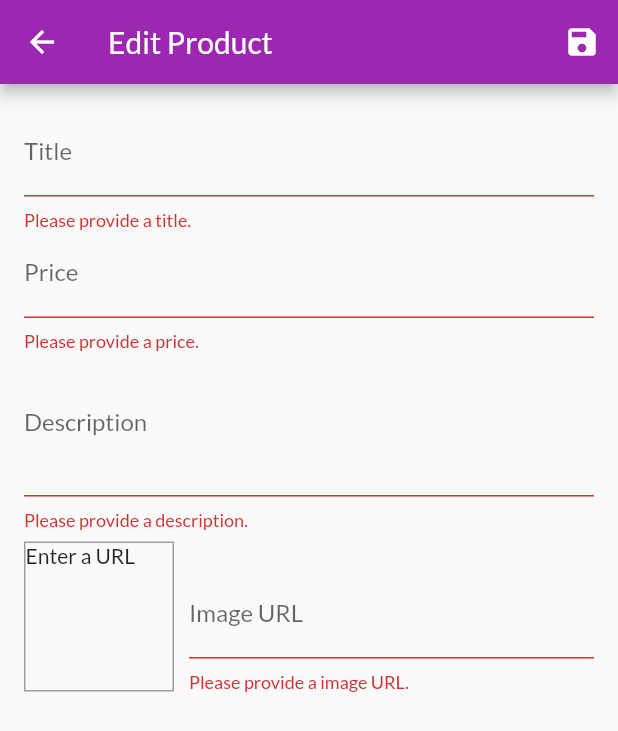
After one commit to juanpradon/shop_v2, a Flutter app: the EditProductScreen screen opened by its route, after a tap on the "save" icon, on a phone screen of 412 x 824 dp. The commit adds this screen. Shown: the top 731 px of the screen. Run offline on Flutter 3.47's test engine with Material 2 defaults, Android fonts, the phone set to English and light mode, and no system bars; network calls fail.

Commit message:
cambios finales de la unidad

```diff
--- a/lib/main.dart
+++ b/lib/main.dart
@@ -4,9 +4,11 @@
 import 'providers/orders.dart';
 import 'providers/products.dart';
 import 'screens/cart_screen.dart';
+import 'screens/edit_product_screen.dart';
 import 'screens/orders_screen.dart';
 import 'screens/product_detail_screen.dart';
 import 'screens/products_overview_screeen.dart';
+import 'screens/user_products_screen.dart';
 
 void main() {
   runApp(const MyApp());
@@ -43,6 +45,8 @@
           ProductDetailScreen.routeName: (ctx) => const ProductDetailScreen(),
           CartScreen.routeName: (ctx) => const CartScreen(),
           OrdersScreen.routeName: (ctx) => const OrdersScreen(),
+          UserProductsScreen.routeName: (ctx) => const UserProductsScreen(),
+          EditProductScreen.routeName: (ctx) => const EditProductScreen(),
         },
       ),
     );
--- a/lib/providers/products.dart
+++ b/lib/providers/products.dart
@@ -51,8 +51,33 @@
     return _items.firstWhere((prod) => prod.id == id);
   }
 
-  void addProduct() {
-    //_items.add(value);
+  void addProduct(Product product) {
+    final newProduct = Product(
+      id: DateTime.now().toString(),
+      title: product.title,
+      description: product.description,
+      price: product.price,
+      imageUrl: product.imageUrl,
+    );
+
+    _items.add(newProduct);
+    //_items.insert(0, newProduct);
+    notifyListeners();
+  }
+
+  void updateProduct(String id, Product newProduct) {
+    print(id);
+    final prodIndex = _items.indexWhere((prod) => prod.id == id);
+    if (prodIndex >= 0) {
+      _items[prodIndex] = newProduct;
+      notifyListeners();
+    } else {
+      print('error');
+    }
+  }
+
+  void deleteProduct(String id) {
+    _items.removeWhere((prod) => prod.id == id);
     notifyListeners();
   }
 }
--- /dev/null
+++ b/lib/screens/edit_product_screen.dart
@@ -0,0 +1,297 @@
+import 'package:flutter/material.dart';
+import 'package:provider/provider.dart';
+
+import '../providers/product.dart';
+import '../providers/products.dart';
+
+class EditProductScreen extends StatefulWidget {
+  static const routeName = '/edit-product';
+  const EditProductScreen({super.key});
+
+  @override
+  State<EditProductScreen> createState() => _EditProductScreenState();
+}
+
+class _EditProductScreenState extends State<EditProductScreen> {
+  final _priceFocusNode = FocusNode();
+  final _descriptionFocusNode = FocusNode();
+  final _imageUrlFocusNode = FocusNode();
+
+  final _imageUrlController = TextEditingController();
+
+  final _form = GlobalKey<FormState>();
+
+  var _editedProduct = Product(
+    id: '',
+    title: '',
+    price: 0,
+    description: '',
+    imageUrl: '',
+    isFavorite: false,
+  );
+
+  var _initValues = {
+    'id': '',
+    'title': '',
+    'price': '',
+    'description': '',
+    'imageUrl': '',
+    'isFavorite': '',
+  };
+
+  var _isInit = true;
+
+  @override
+  void dispose() {
+    _imageUrlFocusNode.removeListener(_updateImageUrl);
+    _priceFocusNode.dispose();
+    _descriptionFocusNode.dispose();
+    _imageUrlFocusNode.dispose();
+    _imageUrlController.dispose();
+    super.dispose();
+  }
+
+  @override
+  void initState() {
+    _imageUrlFocusNode.addListener(_updateImageUrl);
+    super.initState();
+  }
+
+  @override
+  void didChangeDependencies() {
+    if (_isInit) {
+      if (ModalRoute.of(context)?.settings.arguments != null) {
+        final productId = ModalRoute.of(context)?.settings.arguments as String;
+        _editedProduct =
+            Provider.of<Products>(context, listen: false).findById(productId);
+
+        _initValues = {
+          'id': _editedProduct.id,
+          'title': _editedProduct.title,
+          'price': _editedProduct.price.toString(),
+          'description': _editedProduct.description,
+          'imageUrl': '',
+          'isFavorite': _editedProduct.isFavorite.toString(),
+        };
+        _imageUrlController.text = _editedProduct.imageUrl;
+      }
+    }
+    _isInit = false;
+    super.didChangeDependencies();
+  }
+
+  void _updateImageUrl() {
+    if (!_imageUrlFocusNode.hasFocus) {
+      print(_imageUrlController.text);
+      if (_imageUrlController == null) return;
+      if (_imageUrlController.text.isEmpty) return;
+      if (!_imageUrlController.text.startsWith('http') &&
+          !_imageUrlController.text.startsWith('https')) {
+        print('not http or https');
+        return;
+      }
+      if (!_imageUrlController.text.endsWith('jpg') &&
+          !_imageUrlController.text.endsWith('jpeg') &&
+          !_imageUrlController.text.endsWith('png')) {
+        print('not jpg, jpeg or png');
+        return;
+      }
+      setState(() {});
+    }
+  }
+
+  void _saveForm() {
+    final isValid = _form.currentState!.validate();
+
+    if (!isValid) {
+      print('Form is not valid!');
+      return;
+    }
+
+    _form.currentState!.save();
+    print('Save form');
+    print(_editedProduct.id);
+    print(_editedProduct.title);
+    print(_editedProduct.price);
+    print(_editedProduct.description);
+    print(_editedProduct.imageUrl);
+    print(_editedProduct.isFavorite);
+
+    if (_editedProduct.id.isEmpty) {
+      print('new product');
+      Provider.of<Products>(context, listen: false).addProduct(_editedProduct);
+    } else {
+      print('update product');
+      Provider.of<Products>(context, listen: false)
+          .updateProduct(_editedProduct.id, _editedProduct);
+    }
+
+    Navigator.of(context).pop();
+  }
+
+  @override
+  Widget build(BuildContext context) {
+    return Scaffold(
+      appBar: AppBar(
+        title: Text('Edit Product'),
+        actions: [
+          IconButton(
+            onPressed: _saveForm,
+            icon: Icon(Icons.save),
+          ),
+        ],
+      ),
+      body: Padding(
+        padding: const EdgeInsets.all(16.0),
+        child: Form(
+          key: _form,
+          child: ListView(children: [
+            TextFormField(
+              initialValue: _initValues['title'],
+              decoration: InputDecoration(labelText: 'Title'),
+              textInputAction: TextInputAction.next,
+              onFieldSubmitted: (_) {
+                FocusScope.of(context).requestFocus(_priceFocusNode);
+              },
+              validator: (value) {
+                if (value == null) return 'Please provide a title.';
+                if (value.isEmpty) return 'Please provide a title.';
+                return null;
+              },
+              onSaved: ((newValue) => _editedProduct = Product(
+                    id: _editedProduct.id,
+                    title: newValue.toString(),
+                    description: _editedProduct.description,
+                    price: _editedProduct.price,
+                    imageUrl: _editedProduct.imageUrl,
+                    isFavorite: _editedProduct.isFavorite,
+                  )),
+            ),
+            TextFormField(
+              initialValue: _initValues['price'],
+              decoration: const InputDecoration(labelText: 'Price'),
+              textInputAction: TextInputAction.next,
+              keyboardType: TextInputType.number,
+              focusNode: _priceFocusNode,
+              onFieldSubmitted: (_) {
+                FocusScope.of(context).requestFocus(_descriptionFocusNode);
+              },
+              validator: (value) {
+                if (value == null) return 'Please provide a price.';
+                if (value.isEmpty) return 'Please provide a price.';
+                if (double.tryParse(value) == null) {
+                  return 'Please enter a valid number.';
+                }
+                if (double.parse(value) <= 0) {
+                  return 'Please enter a number greater than zero.';
+                }
+
+                return null;
+              },
+              onSaved: ((newValue) => _editedProduct = Product(
+                    id: _editedProduct.id,
+                    title: _editedProduct.title,
+                    description: _editedProduct.description,
+                    price: double.parse(newValue.toString()),
+                    imageUrl: _editedProduct.imageUrl,
+                    isFavorite: _editedProduct.isFavorite,
+                  )),
+            ),
+            TextFormField(
+              initialValue: _initValues['description'],
+              decoration: InputDecoration(labelText: 'Description'),
+              maxLines: 3,
+              //textInputAction: TextInputAction.next,
+              keyboardType: TextInputType.multiline,
+              focusNode: _descriptionFocusNode,
+              validator: (value) {
+                if (value == null) return 'Please provide a description.';
+                if (value.isEmpty) return 'Please provide a description.';
+                if (value.length < 10) {
+                  return 'Should be at least 10 characters long.';
+                }
+                return null;
+              },
+              onSaved: ((newValue) => _editedProduct = Product(
+                    id: _editedProduct.id,
+                    title: _editedProduct.title,
+                    description: newValue.toString(),
+                    price: _editedProduct.price,
+                    imageUrl: _editedProduct.imageUrl,
+                    isFavorite: _editedProduct.isFavorite,
+                  )),
+            ),
+            Row(
+              crossAxisAlignment: CrossAxisAlignment.end,
+              children: [
+                Container(
+                  width: 100,
+                  height: 100,
+                  margin: EdgeInsets.only(top: 8, right: 10),
+                  decoration: BoxDecoration(
+                    border: Border.all(width: 1, color: Colors.grey),
+                  ),
+                  child: _imageUrlController.text.isEmpty
+                      ? Text('Enter a URL')
+                      : FittedBox(
+                          child: Image.network(
+                            _imageUrlController.text,
+                            fit: BoxFit.cover,
+                          ),
+                        ),
+                ),
+                Expanded(
+                  child: TextFormField(
+                    //  initialValue: _initValues['imageUrl'],
+                    decoration: InputDecoration(labelText: 'Image URL'),
+                    keyboardType: TextInputType.url,
+                    textInputAction: TextInputAction.done,
+                    controller: _imageUrlController,
+                    focusNode: _imageUrlFocusNode,
+                    onFieldSubmitted: (_) => _saveForm,
+                    validator: (value) {
+                      if (value == null) return 'Please provide a image URL.';
+                      if (value.isEmpty) return 'Please provide a image URL.';
+                      if (!value.startsWith('http') &&
+                          !value.startsWith('https')) {
+                        return 'Please enter a valid URL.';
+                      }
+                      if (!value.endsWith('jpg') &&
+                          !value.endsWith('jpeg') &&
+                          !value.endsWith('png')) {
+                        return 'Please enter a valid URL.';
+                      }
+                      return null;
+                    },
+                    onSaved: ((newValue) => _editedProduct = Product(
+                          id: _editedProduct.id,
+                          title: _editedProduct.title,
+                          description: _editedProduct.description,
+                          price: _editedProduct.price,
+                          imageUrl: newValue.toString(),
+                          isFavorite: _editedProduct.isFavorite,
+                        )),
+                    /* onEditingComplete: () {
+                      setState(() {});
+                    },*/
+                  ),
+                ),
+              ],
+            ),
+            /*   Expanded(
+              child: TextFormField(
+                decoration: InputDecoration(labelText: 'Image URL'),
+                keyboardType: TextInputType.url,
+                textInputAction: TextInputAction.done,
+                //  controller: _imageUrlController,
+                onEditingComplete: () {
+                  setState(() {});
+                },
+              ),
+            ),*/
+          ]),
+        ),
+      ),
+    );
+  }
+}
```
Also changed, not shown: lib/providers/cart.dart (+19 -0 lines), lib/screens/user_products_screen.dart (added, +48 -0 lines), lib/widgets/app_drawer.dart (+12 -2 lines), lib/widgets/cart_item.dart (+21 -0 lines), lib/widgets/product_item.dart (+12 -5 lines), lib/widgets/user_product_item.dart (added, +53 -0 lines).
